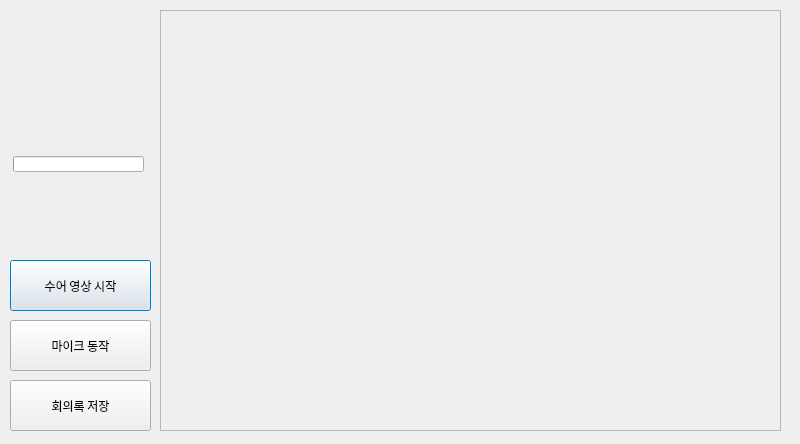
Qt form CDE.ui (Sign-Recognition/Sign-Recognition) before a commit.
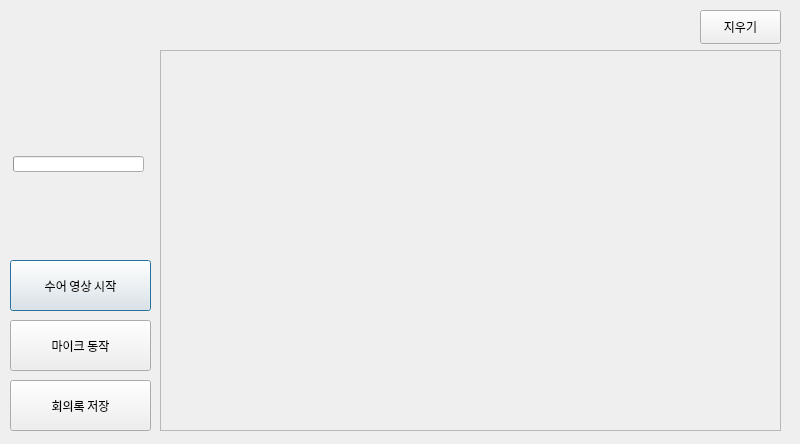
The same form after that commit.

Commit message: 삭제버튼 추가

```diff
--- a/CDE.ui
+++ b/CDE.ui
@@ -84,9 +84,9 @@
    <property name="geometry">
     <rect>
      <x>160</x>
-     <y>10</y>
+     <y>50</y>
      <width>621</width>
-     <height>421</height>
+     <height>381</height>
     </rect>
    </property>
    <property name="widgetResizable">
@@ -101,7 +101,7 @@
       <x>0</x>
       <y>0</y>
       <width>619</width>
-      <height>419</height>
+      <height>379</height>
      </rect>
     </property>
    </widget>
@@ -172,6 +172,24 @@
     <string>%p%</string>
    </property>
   </widget>
+  <widget class="QPushButton" name="eraseButton">
+   <property name="geometry">
+    <rect>
+     <x>700</x>
+     <y>10</y>
+     <width>81</width>
+     <height>34</height>
+    </rect>
+   </property>
+   <property name="font">
+    <font>
+     <family>a옛날사진관4</family>
+    </font>
+   </property>
+   <property name="text">
+    <string>지우기</string>
+   </property>
+  </widget>
   <zorder>btn_1</zorder>
   <zorder>btn_2</zorder>
   <zorder>btn_3</zorder>
```
Left out of the diff: 1 changed line with no effect on the pictures. The commit also changes 1 other file.
